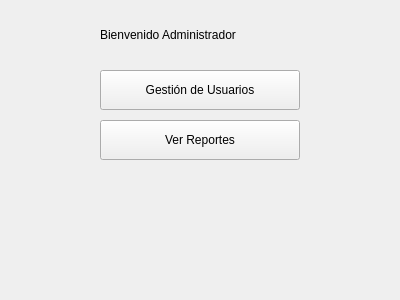
First picture: the form in src/Vista/Ui/VistaMenuAdministrador.ui, repository danielreynaa/TrabajoPowerGym, before the edit.
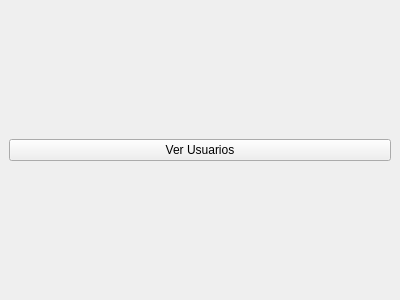
Second picture: the form after the edit.

Patch:
```diff
--- a/src/Vista/Ui/VistaMenuAdministrador.ui
+++ b/src/Vista/Ui/VistaMenuAdministrador.ui
@@ -14,45 +14,13 @@
    <string>Menú Administrador</string>
   </property>
   <widget class="QWidget" name="centralwidget">
-   <widget class="QLabel" name="labelTitulo">
-    <property name="text">
-     <string>Bienvenido Administrador</string>
-    </property>
-    <property name="geometry">
-     <rect>
-      <x>100</x>
-      <y>20</y>
-      <width>200</width>
-      <height>30</height>
-     </rect>
-    </property>
-   </widget>
-   <widget class="QPushButton" name="botonGestionUsuarios">
-    <property name="text">
-     <string>Gestión de Usuarios</string>
-    </property>
-    <property name="geometry">
-     <rect>
-      <x>100</x>
-      <y>70</y>
-      <width>200</width>
-      <height>40</height>
-     </rect>
-    </property>
-   </widget>
-   <widget class="QPushButton" name="botonReportes">
-    <property name="text">
-     <string>Ver Reportes</string>
-    </property>
-    <property name="geometry">
-     <rect>
-      <x>100</x>
-      <y>120</y>
-      <width>200</width>
-      <height>40</height>
-     </rect>
-    </property>
-   </widget>
+   <layout class="QVBoxLayout" name="verticalLayout">
+    <item>
+     <widget class="QPushButton" name="botonVerUsuarios">
+      <property name="text"><string>Ver Usuarios</string></property>
+     </widget>
+    </item>
+   </layout>
   </widget>
  </widget>
  <resources/>
```
Left out of the diff: 11 changed lines with no effect on the pictures.
